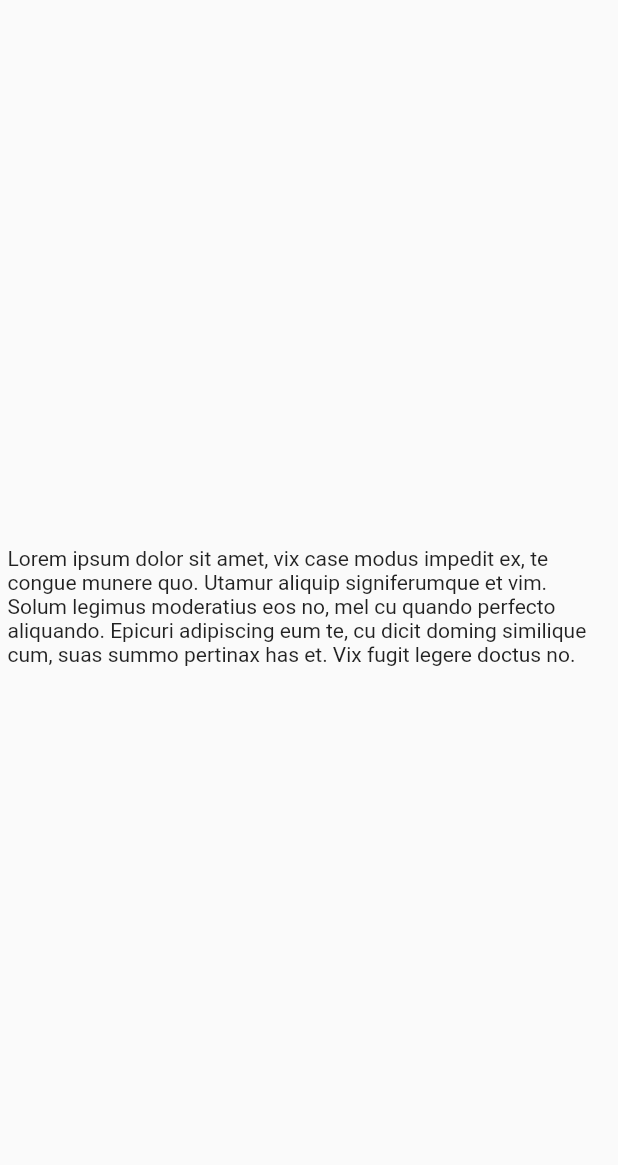
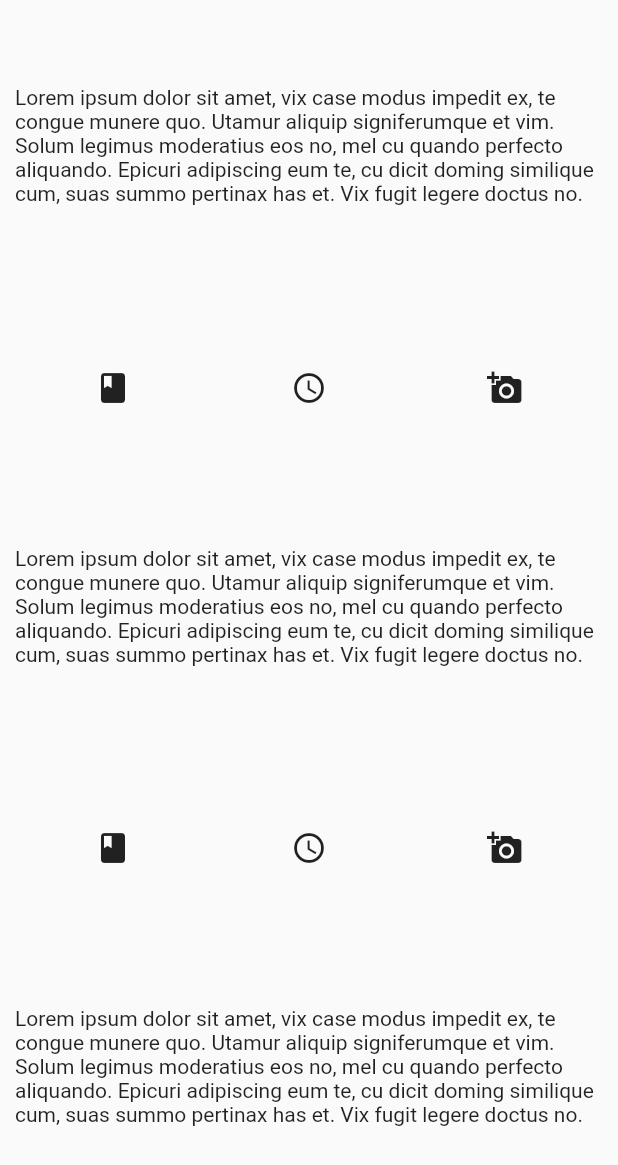
Before and after one commit to mjohnsullivan/flutter_web_test, a Flutter app: the screen it shows after launch, on a phone screen of 412 x 824 dp. Shown: the top 1165 px of the screen. Run offline on Flutter 3.47's test engine with Material 2 defaults, Android fonts, the phone set to English and light mode, and no system bars.

Commit message:
Added icons for visual testing

```diff
--- a/lib/main.dart
+++ b/lib/main.dart
@@ -20,10 +20,29 @@ class HomePage extends StatelessWidget {
   @override
   Widget build(BuildContext context) {
     return Scaffold(
-      body: const Center(
-        child: Padding(
-          padding: EdgeInsets.symmetric(horizontal: 5),
-          child: Text(textFiller),
+      body: Padding(
+        padding: const EdgeInsets.all(10),
+        child: Column(
+          mainAxisAlignment: MainAxisAlignment.spaceAround,
+          children: [
+            Text(textFiller),
+            Row(
+                mainAxisAlignment: MainAxisAlignment.spaceAround,
+                children: const [
+                  Icon(Icons.book),
+                  Icon(Icons.access_time),
+                  Icon(Icons.add_a_photo),
+                ]),
+            Text(textFiller),
+            Row(
+                mainAxisAlignment: MainAxisAlignment.spaceAround,
+                children: const [
+                  Icon(Icons.book),
+                  Icon(Icons.access_time),
+                  Icon(Icons.add_a_photo),
+                ]),
+            Text(textFiller),
+          ],
         ),
       ),
     );
```
